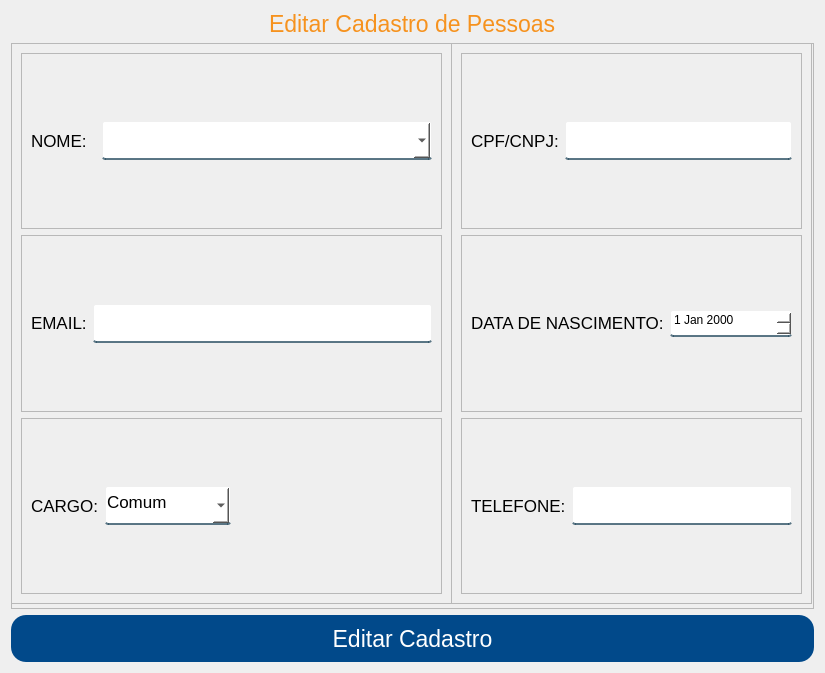
This is App/view/ui/editarPessoa.ui in Senac-SOR-ADS/Mapa-de-Sala as Qt 5 draws it before an edit. The edited form follows.
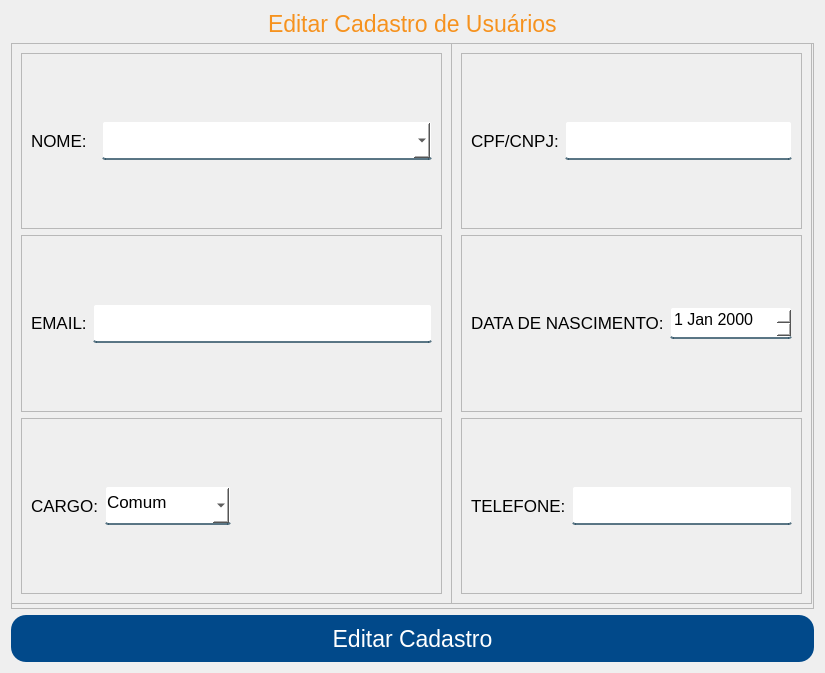
This is the edited form.

Commit message:
Desenvolvimento das telas
Arrumando layouts indefinidos aos quais antes não estavam sendo responsivos com base do tamanho da tela (em desenvolvimento!)

Patch:
```diff
--- a/App/view/ui/editarPessoa.ui
+++ b/App/view/ui/editarPessoa.ui
@@ -50,7 +50,7 @@
       </font>
      </property>
      <property name="text">
-      <string>Editar Cadastro de Pessoas</string>
+      <string>Editar Cadastro de Usuários</string>
      </property>
     </widget>
    </item>
@@ -317,6 +317,17 @@
           </item>
           <item>
            <widget class="QDateEdit" name="dataDeNascimento">
+            <property name="minimumSize">
+             <size>
+              <width>0</width>
+              <height>32</height>
+             </size>
+            </property>
+            <property name="font">
+             <font>
+              <pointsize>12</pointsize>
+             </font>
+            </property>
             <property name="cursor">
              <cursorShape>PointingHandCursor</cursorShape>
             </property>
```
Left out of the diff: 20 changed lines with no effect on the pictures. The commit also changes 7 other files.
